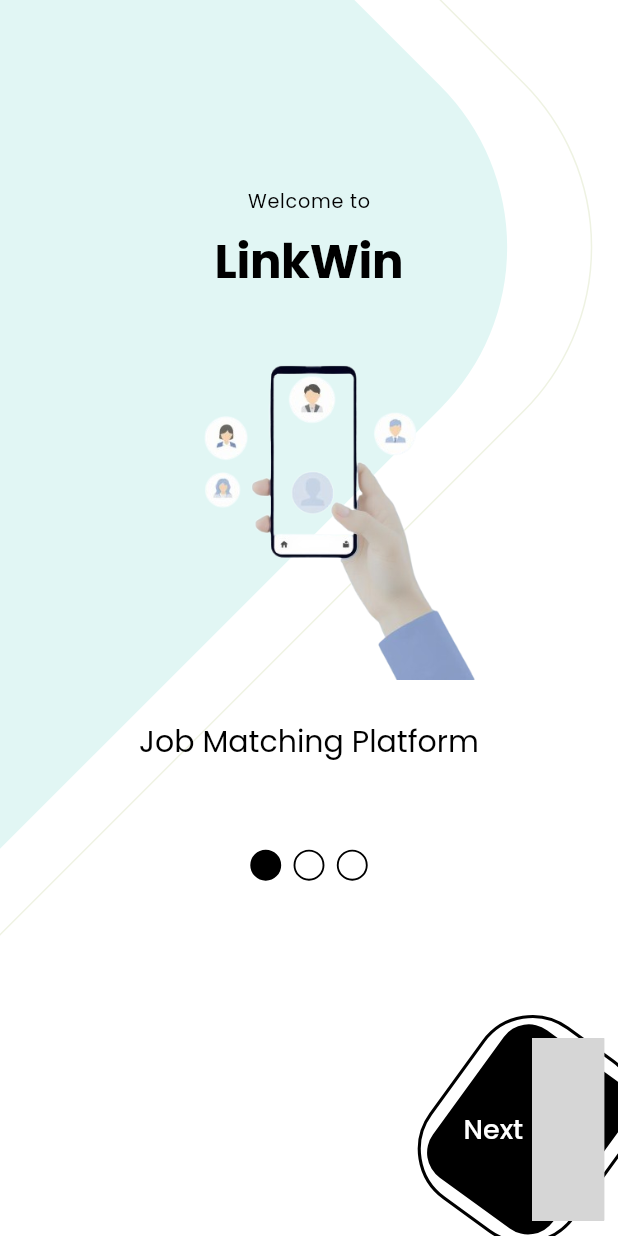
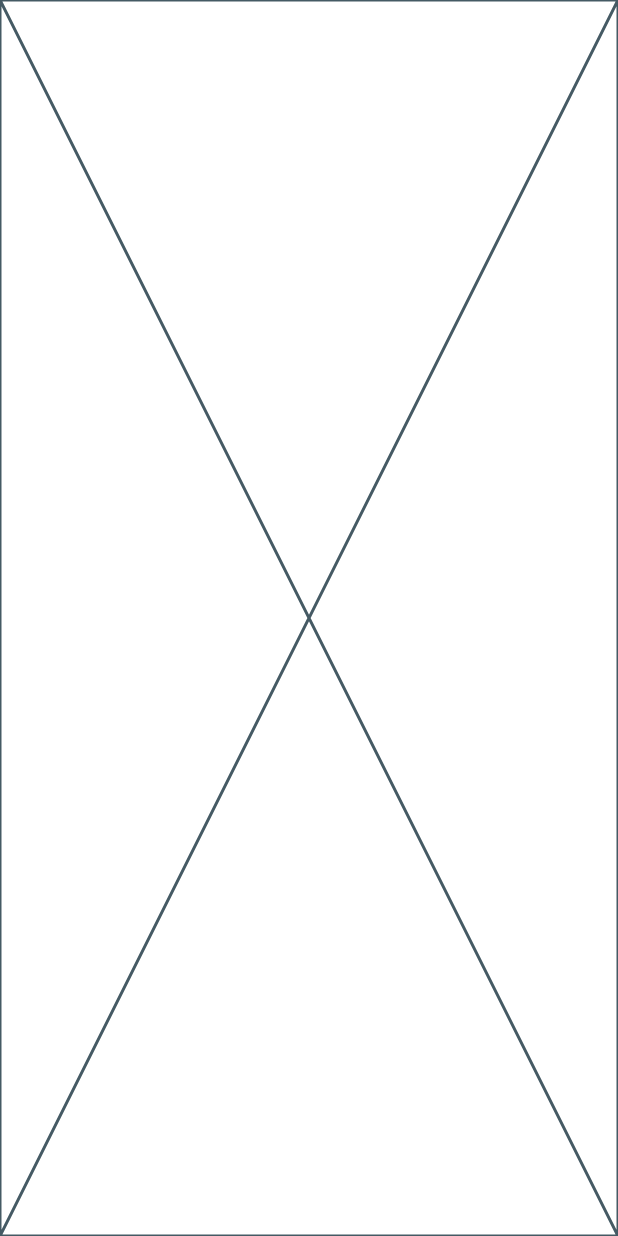
Before and after one commit to mabid2023GT/link-win-mob-app, a Flutter app: the screen it shows after launch, after a tap on "Next", on a phone screen of 412 x 824 dp. Run offline on Flutter 3.47's test engine with Material 3 defaults, Android fonts, the phone set to English and light mode, and no system bars; our stand-ins replace flutter_svg, go_router, google_fonts; grey boxes are pictures that could not be loaded.

Commit message:
Completing the GoRout integration

```diff
--- /dev/null
+++ b/lib/features/auth/auth_screen.dart
@@ -0,0 +1,10 @@
+import 'package:flutter/material.dart';
+
+class AuthScreen extends StatelessWidget {
+  const AuthScreen({super.key});
+
+  @override
+  Widget build(BuildContext context) {
+    return const Placeholder();
+  }
+}
--- a/lib/features/on_boarding/on_boarding_screen.dart
+++ b/lib/features/on_boarding/on_boarding_screen.dart
@@ -1,5 +1,6 @@
 import 'package:flutter/material.dart';
 import 'package:flutter_svg/flutter_svg.dart';
+import 'package:go_router/go_router.dart';
 import 'package:link_win_mob_app/core/config/colors.dart';
 import 'package:link_win_mob_app/core/utils/screen_util.dart';
 import 'package:link_win_mob_app/features/on_boarding/on_boarding_screen_background.dart';
@@ -62,7 +63,9 @@ class _OnBoardingScreenState extends State<OnBoardingScreen> {
                 pageIndex: _pageIndex,
                 pageCount: _onboardingData.length),
             NextButton(
-              onTap: () {},
+              onTap: () {
+                context.go('/auth');
+              },
             ),
           ],
         ),
--- a/lib/main.dart
+++ b/lib/main.dart
@@ -1,11 +1,31 @@
 import 'package:flutter/material.dart';
+import 'package:go_router/go_router.dart';
 import 'package:google_fonts/google_fonts.dart';
 import 'package:link_win_mob_app/core/config/colors.dart';
+import 'package:link_win_mob_app/features/auth/auth_screen.dart';
 import 'package:link_win_mob_app/features/on_boarding/on_boarding_screen.dart';
 
 void main() {
   runApp(const MyApp());
 }
+
+final GoRouter _router = GoRouter(
+  routes: <RouteBase>[
+    GoRoute(
+        path: '/',
+        builder: (BuildContext context, GoRouterState state) {
+          return const OnBoardingScreen();
+        },
+        routes: <RouteBase>[
+          GoRoute(
+            path: 'auth',
+            builder: (BuildContext context, GoRouterState state) {
+              return const AuthScreen();
+            },
+          ),
+        ])
+  ],
+);
 
 class MyApp extends StatelessWidget {
   const MyApp({super.key});
@@ -13,12 +33,18 @@ class MyApp extends StatelessWidget {
   // This widget is the root of your application.
   @override
   Widget build(BuildContext context) {
-    return MaterialApp(
+    return MaterialApp.router(
       title: 'LinkWin',
       debugShowCheckedModeBanner: false,
       theme: kAppThemeData,
-      home: const OnBoardingScreen(),
+      routerConfig: _router,
     );
+    // return MaterialApp(
+    //   title: 'LinkWin',
+    //   debugShowCheckedModeBanner: false,
+    //   theme: kAppThemeData,
+    //   home: const OnBoardingScreen(),
+    // );
   }
 }
 
--- a/pubspec.yaml
+++ b/pubspec.yaml
@@ -37,6 +37,7 @@ dependencies:
   cupertino_icons: ^1.0.2
   google_fonts: ^5.1.0
   flutter_svg: ^2.0.10+1
+  go_router: ^14.2.7
 
 dev_dependencies:
   flutter_test:
```
Also changed, not shown: pubspec.lock.
